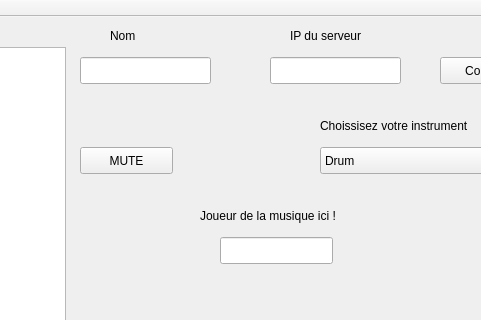
Above: radio_jam_client.ui from MrMelick-lab/CLL-RadioJam before the change; both pictures show x 200 to 681 and y 0 to 320 of the 829 by 612 pixel window. Below: the same form after it.
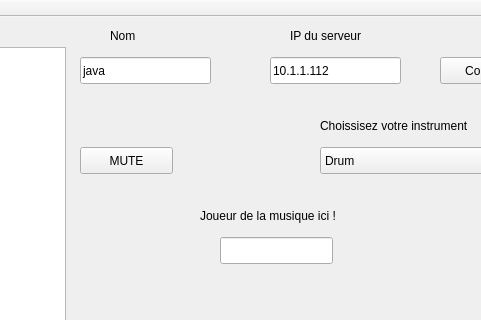
That is the form after the change.

Patch:
```diff
--- a/radio_jam_client.ui
+++ b/radio_jam_client.ui
@@ -66,6 +66,9 @@
       <height>27</height>
      </rect>
     </property>
+    <property name="text">
+     <string>java</string>
+    </property>
    </widget>
    <widget class="QPushButton" name="btnConnection">
     <property name="geometry">
@@ -125,6 +128,9 @@
       <height>27</height>
      </rect>
     </property>
+    <property name="text">
+     <string>10.1.1.112</string>
+    </property>
    </widget>
    <widget class="QLabel" name="lblIP">
     <property name="geometry">
```
